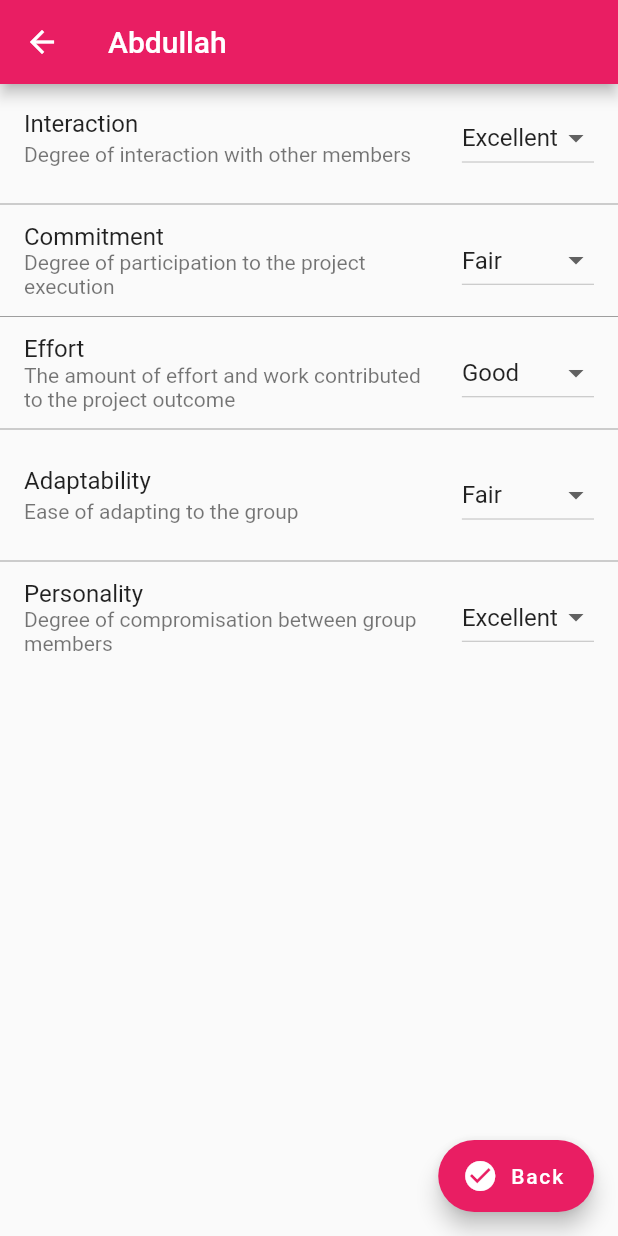
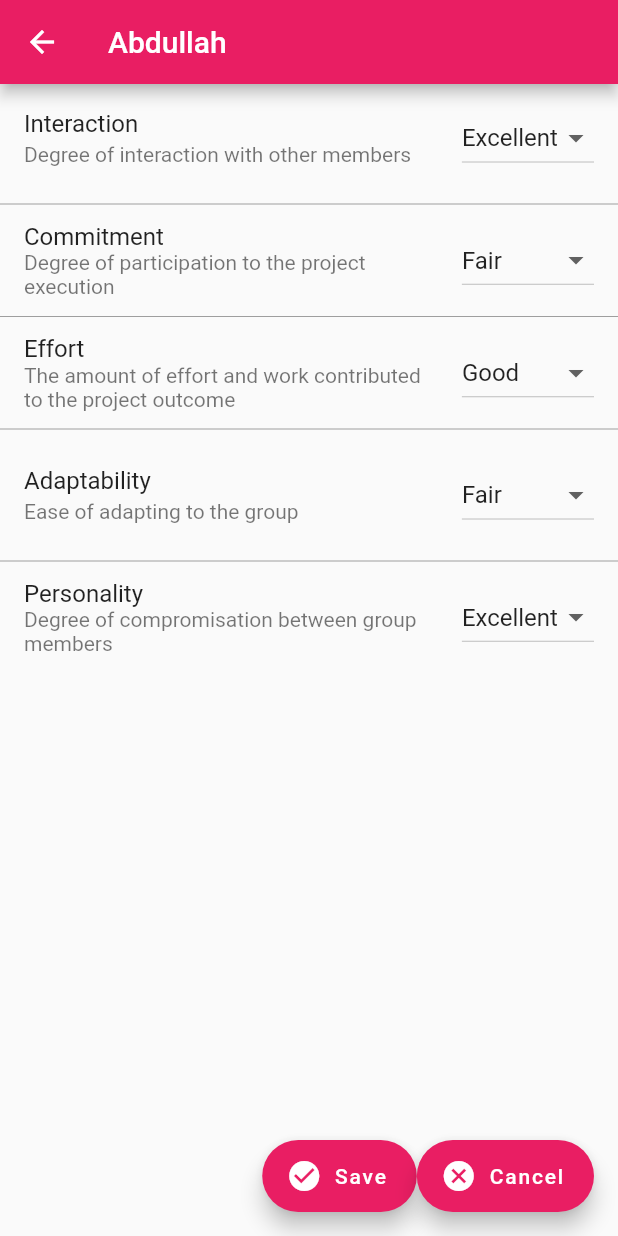
Before and after one commit to jumail-utm/navigation_simple, a Flutter app: the screen it shows after launch, after a tap on "Abdullah", on a phone screen of 412 x 824 dp. Run offline on Flutter 3.47's test engine with Material 2 defaults, Android fonts, the phone set to English and light mode, and no system bars.

Commit message:
Add cancel feature on DetailsScreen. But got error, data is updated even the cancel button is pressed

```diff
--- a/lib/screens/details.dart
+++ b/lib/screens/details.dart
@@ -45,11 +45,16 @@ class _DetailsScreenState extends State<DetailsScreen> {
         mainAxisAlignment: MainAxisAlignment.end,
         children: <Widget>[
           FloatingActionButton.extended(
-            label: const Text('Back'),
+            label: const Text('Save'),
             icon: const Icon(Icons.check_circle),
             heroTag: null,
-            onPressed: () =>
-                Navigator.of(context).pop('====> sent from DetailsScreen'),
+            onPressed: () => Navigator.of(context).pop(widget._data),
+          ),
+          FloatingActionButton.extended(
+            label: const Text('Cancel'),
+            icon: const Icon(Icons.cancel),
+            heroTag: null,
+            onPressed: () => Navigator.of(context).pop(null),
           ),
         ],
       ),
--- a/lib/screens/summary.dart
+++ b/lib/screens/summary.dart
@@ -21,8 +21,6 @@ class _SummaryScreenState extends State<SummaryScreen> {
         builder: (context) => DetailsScreen(assessment),
       ),
     );
-
-    print(returnData);
   }
 
   @override
```
